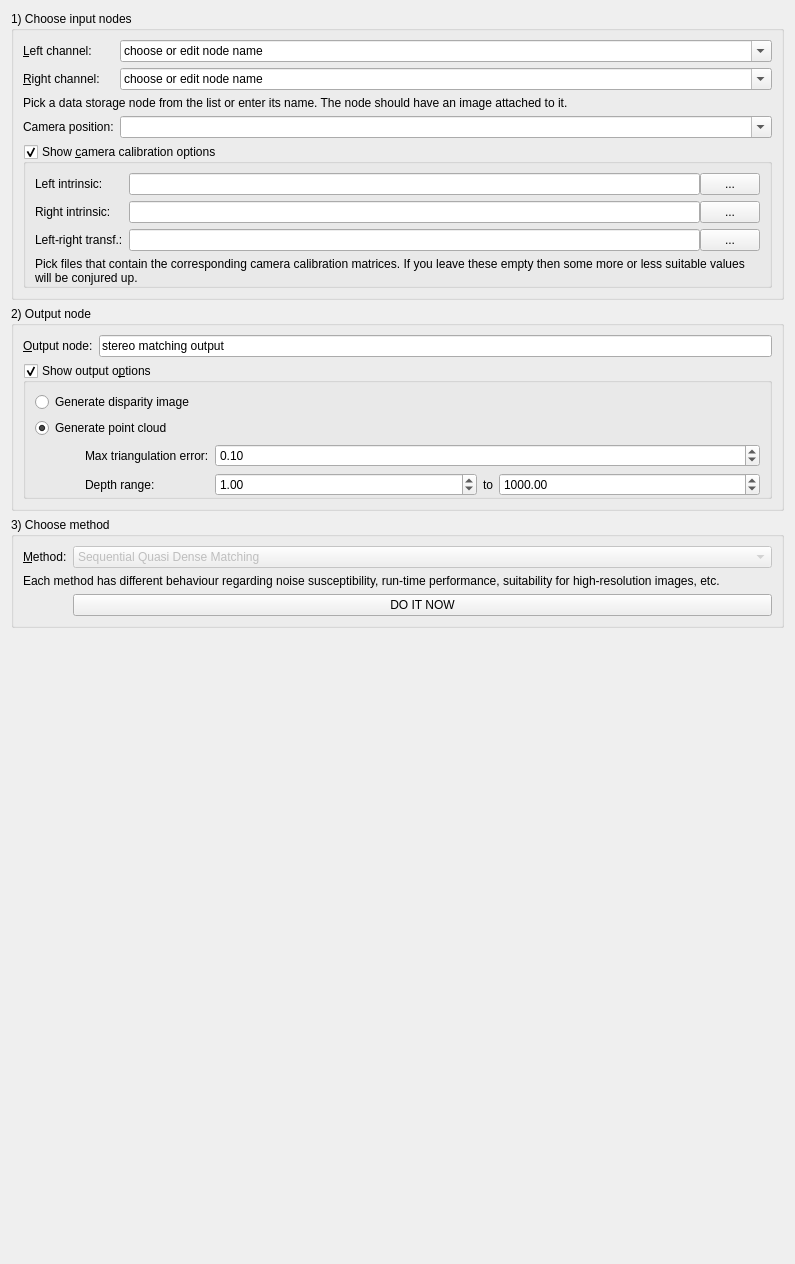
Old version of the form Code/Gui/MITK/Plugins/uk.ac.ucl.cmic.igisurfacerecon/src/internal/SurfaceReconViewWidget.ui in the repository NifTK/NifTK.
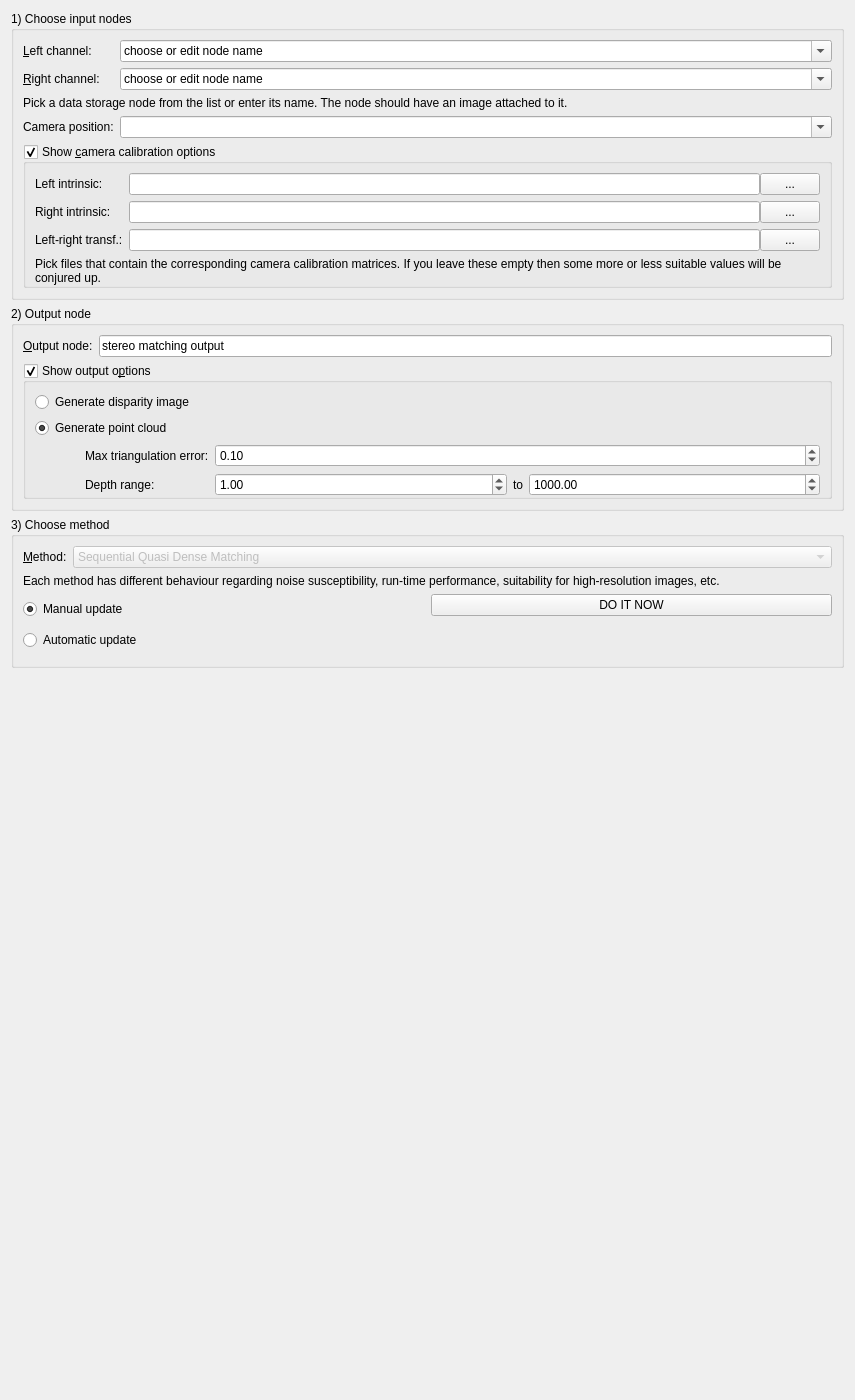
New version of the form. Custom widgets are drawn as their Qt base class.

Commit message: Bug #2561: allow automatic update of surface reconstruction

The edit to the form file:
```diff
--- a/Code/Gui/MITK/Plugins/uk.ac.ucl.cmic.igisurfacerecon/src/internal/SurfaceReconViewWidget.ui
+++ b/Code/Gui/MITK/Plugins/uk.ac.ucl.cmic.igisurfacerecon/src/internal/SurfaceReconViewWidget.ui
@@ -6,8 +6,8 @@
    <rect>
     <x>0</x>
     <y>0</y>
-    <width>795</width>
-    <height>1264</height>
+    <width>855</width>
+    <height>1400</height>
    </rect>
   </property>
   <property name="windowTitle">
@@ -481,6 +481,9 @@
       <string>3) Choose method</string>
      </property>
      <layout class="QFormLayout" name="formLayout_3">
+      <property name="fieldGrowthPolicy">
+       <enum>QFormLayout::AllNonFixedFieldsGrow</enum>
+      </property>
       <item row="0" column="0">
        <widget class="QLabel" name="label_3">
         <property name="text">
@@ -523,12 +526,60 @@
         </property>
        </widget>
       </item>
-      <item row="2" column="1">
-       <widget class="QPushButton" name="DoItButton">
-        <property name="text">
-         <string>DO IT NOW</string>
-        </property>
-       </widget>
+      <item row="3" column="0" colspan="2">
+       <layout class="QHBoxLayout" name="horizontalLayout_6">
+        <item>
+         <layout class="QVBoxLayout" name="verticalLayout">
+          <item>
+           <widget class="QRadioButton" name="m_ManualUpdateRadioButton">
+            <property name="text">
+             <string>Manual update</string>
+            </property>
+            <property name="checked">
+             <bool>true</bool>
+            </property>
+           </widget>
+          </item>
+          <item>
+           <widget class="QRadioButton" name="m_AutomaticUpdateRadioButton">
+            <property name="toolTip">
+             <string>Triggers on data sources update.</string>
+            </property>
+            <property name="text">
+             <string>Automatic update</string>
+            </property>
+           </widget>
+          </item>
+         </layout>
+        </item>
+        <item>
+         <layout class="QVBoxLayout" name="verticalLayout_2">
+          <item>
+           <widget class="QPushButton" name="DoItButton">
+            <property name="text">
+             <string>DO IT NOW</string>
+            </property>
+           </widget>
+          </item>
+          <item>
+           <spacer name="verticalSpacer">
+            <property name="orientation">
+             <enum>Qt::Vertical</enum>
+            </property>
+            <property name="sizeType">
+             <enum>QSizePolicy::Minimum</enum>
+            </property>
+            <property name="sizeHint" stdset="0">
+             <size>
+              <width>20</width>
+              <height>40</height>
+             </size>
+            </property>
+           </spacer>
+          </item>
+         </layout>
+        </item>
+       </layout>
       </item>
      </layout>
     </widget>
```
Left out of the diff: 1 changed line with no effect on the pictures. The commit also changes 1 other file.
